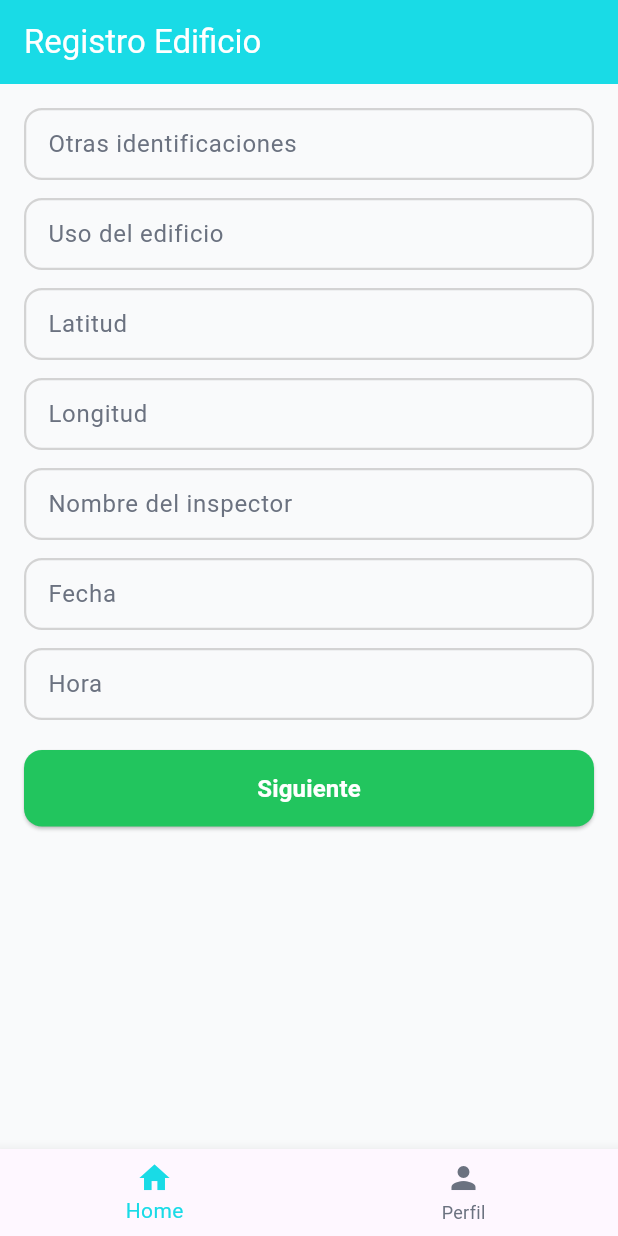
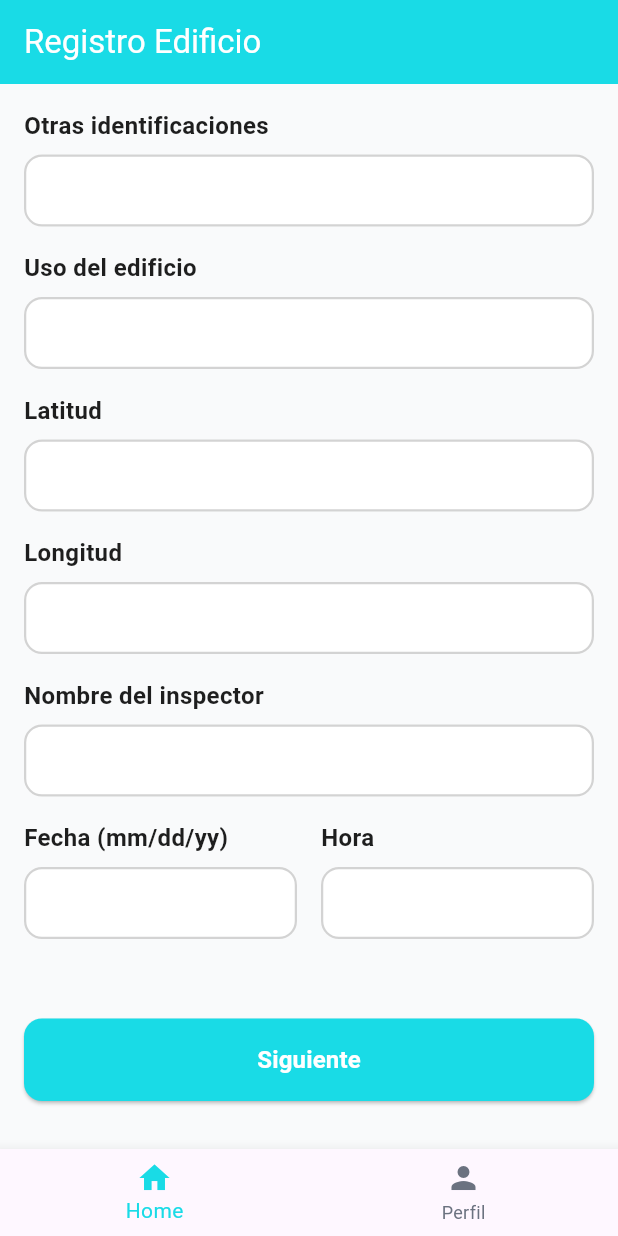
Before and after one commit to DomenicaBriggitte/App_Vulnerabilidad_Sismica, a Flutter app: the BuildingRegistry2Screen screen opened by its route, on a phone screen of 412 x 824 dp. Run offline on Flutter 3.47's test engine with Material 3 defaults, Android fonts, the phone set to English and light mode, and no system bars; our stand-ins replace google_fonts, image_picker, intl_phone_field, shared_preferences, supabase_flutter; accounts and stored records are empty; network calls fail.

Commit message:
Update building_registry_2_screen.dart

```diff
--- a/lib/ui/screens/building_registry_2_screen.dart
+++ b/lib/ui/screens/building_registry_2_screen.dart
@@ -70,12 +70,10 @@ class _BuildingRegistry2ScreenState extends State<BuildingRegistry2Screen> {
     }
   }
 
-  InputDecoration _inputDecoration(String label) {
+  InputDecoration _inputDecoration() {
     return InputDecoration(
-      labelText: label,
-      labelStyle: const TextStyle(color: AppColors.gray500),
       filled: true,
-      fillColor: AppColors.background,
+      fillColor: Colors.white,
       border: OutlineInputBorder(
         borderRadius: BorderRadius.circular(12),
         borderSide: const BorderSide(color: AppColors.gray300, width: 1.5),
@@ -88,7 +86,30 @@ class _BuildingRegistry2ScreenState extends State<BuildingRegistry2Screen> {
         borderRadius: BorderRadius.circular(12),
         borderSide: const BorderSide(color: AppColors.primary, width: 2),
       ),
-      contentPadding: const EdgeInsets.symmetric(vertical: 10, horizontal: 12),
+      contentPadding: const EdgeInsets.symmetric(vertical: 12, horizontal: 16),
+    );
+  }
+
+  Widget _labeledTextFormField(String label, TextEditingController controller, {TextInputType? keyboardType, String? Function(String?)? validator}) {
+    return Column(
+      crossAxisAlignment: CrossAxisAlignment.start,
+      children: [
+        Text(
+          label,
+          style: const TextStyle(
+            fontSize: 16,
+            fontWeight: FontWeight.bold,
+            color: AppColors.text,
+          ),
+        ),
+        const SizedBox(height: 8),
+        TextFormField(
+          controller: controller,
+          decoration: _inputDecoration(),
+          keyboardType: keyboardType,
+          validator: validator,
+        ),
+      ],
     );
   }
 
@@ -108,50 +129,83 @@ class _BuildingRegistry2ScreenState extends State<BuildingRegistry2Screen> {
         padding: const EdgeInsets.all(16),
         child: Form(
           key: _formKey,
+          child: Column(
+            children: [
+              Expanded(
                 child: ListView(
                   children: [
-              TextFormField(
-                controller: otrasIdentificacionesController,
-                decoration: _inputDecoration("Otras identificaciones"),
+                    _labeledTextFormField("Otras identificaciones", otrasIdentificacionesController),
+                    const SizedBox(height: 16),
+
+                    _labeledTextFormField("Uso del edificio", usoController),
+                    const SizedBox(height: 16),
+
+                    _labeledTextFormField("Latitud", latitudController, keyboardType: TextInputType.number),
+                    const SizedBox(height: 16),
+
+                    _labeledTextFormField("Longitud", longitudController, keyboardType: TextInputType.number),
+                    const SizedBox(height: 16),
+
+                    _labeledTextFormField("Nombre del inspector", inspectorController),
+                    const SizedBox(height: 16),
+
+                    // Fecha y Hora en fila horizontal
+                    Row(
+                      children: [
+                        Expanded(
+                          child: Column(
+                            crossAxisAlignment: CrossAxisAlignment.start,
+                            children: [
+                              const Text(
+                                "Fecha (mm/dd/yy)",
+                                style: TextStyle(
+                                  fontSize: 16,
+                                  fontWeight: FontWeight.bold,
+                                  color: AppColors.text,
                                 ),
-              const SizedBox(height: 12),
-              TextFormField(
-                controller: usoController,
-                decoration: _inputDecoration("Uso del edificio"),
                               ),
-              const SizedBox(height: 12),
-              TextFormField(
-                controller: latitudController,
-                decoration: _inputDecoration("Latitud"),
-                keyboardType: TextInputType.number,
-              ),
-              const SizedBox(height: 12),
-              TextFormField(
-                controller: longitudController,
-                decoration: _inputDecoration("Longitud"),
-                keyboardType: TextInputType.number,
-              ),
-              const SizedBox(height: 12),
-              TextFormField(
-                controller: inspectorController,
-                decoration: _inputDecoration("Nombre del inspector"),
-              ),
-              const SizedBox(height: 12),
+                              const SizedBox(height: 8),
                               TextFormField(
                                 controller: fechaController,
-                decoration: _inputDecoration("Fecha"),
+                                decoration: _inputDecoration(),
                               ),
-              const SizedBox(height: 12),
+                            ],
+                          ),
+                        ),
+                        const SizedBox(width: 16),
+                        Expanded(
+                          child: Column(
+                            crossAxisAlignment: CrossAxisAlignment.start,
+                            children: [
+                              const Text(
+                                "Hora",
+                                style: TextStyle(
+                                  fontSize: 16,
+                                  fontWeight: FontWeight.bold,
+                                  color: AppColors.text,
+                                ),
+                              ),
+                              const SizedBox(height: 8),
                               TextFormField(
                                 controller: horaController,
-                decoration: _inputDecoration("Hora"),
+                                decoration: _inputDecoration(),
                               ),
-              const SizedBox(height: 20),
-              ElevatedButton(
+                            ],
+                          ),
+                        ),
+                      ],
+                    ),
+                  ],
+                ),
+              ),
+
+              SizedBox(
+                width: double.infinity,
+                child: ElevatedButton(
                   style: ElevatedButton.styleFrom(
-                  backgroundColor: AppColors.success,
+                    backgroundColor: AppColors.primary,
                     foregroundColor: Colors.white,
-                  padding: const EdgeInsets.symmetric(vertical: 14),
+                    padding: const EdgeInsets.symmetric(vertical: 16),
                     shape: RoundedRectangleBorder(
                       borderRadius: BorderRadius.circular(12),
                     ),
@@ -162,6 +216,8 @@ class _BuildingRegistry2ScreenState extends State<BuildingRegistry2Screen> {
                     style: TextStyle(fontSize: 16, fontWeight: FontWeight.bold),
                   ),
                 ),
+              ),
+              const SizedBox(height: 16),
             ],
           ),
         ),
```
Lines whose indentation alone changed are shown as unchanged.
